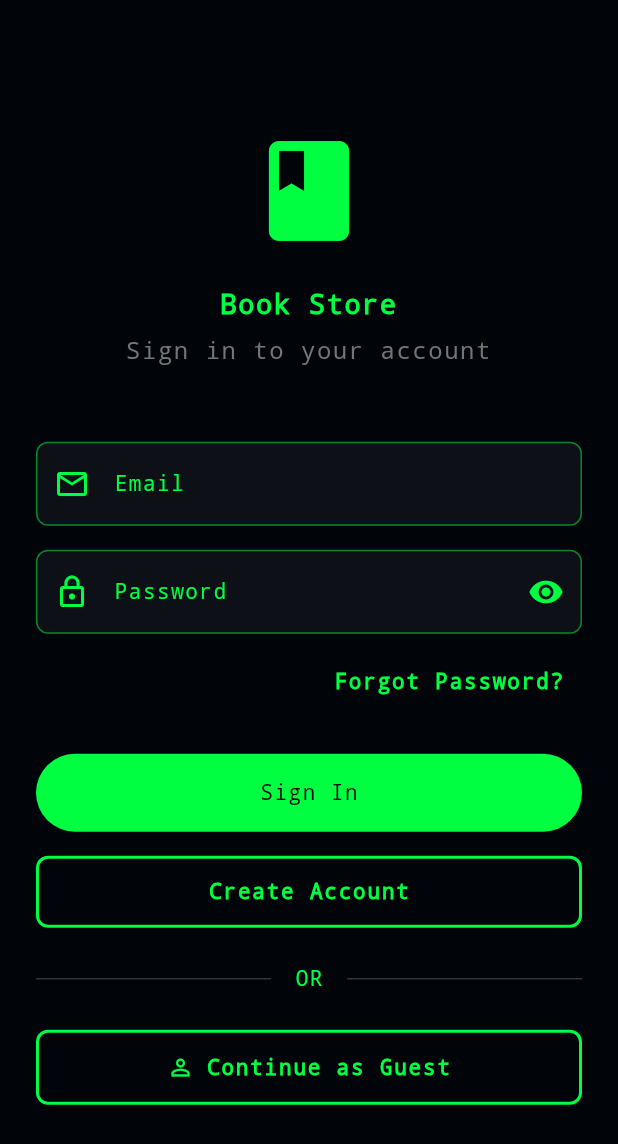
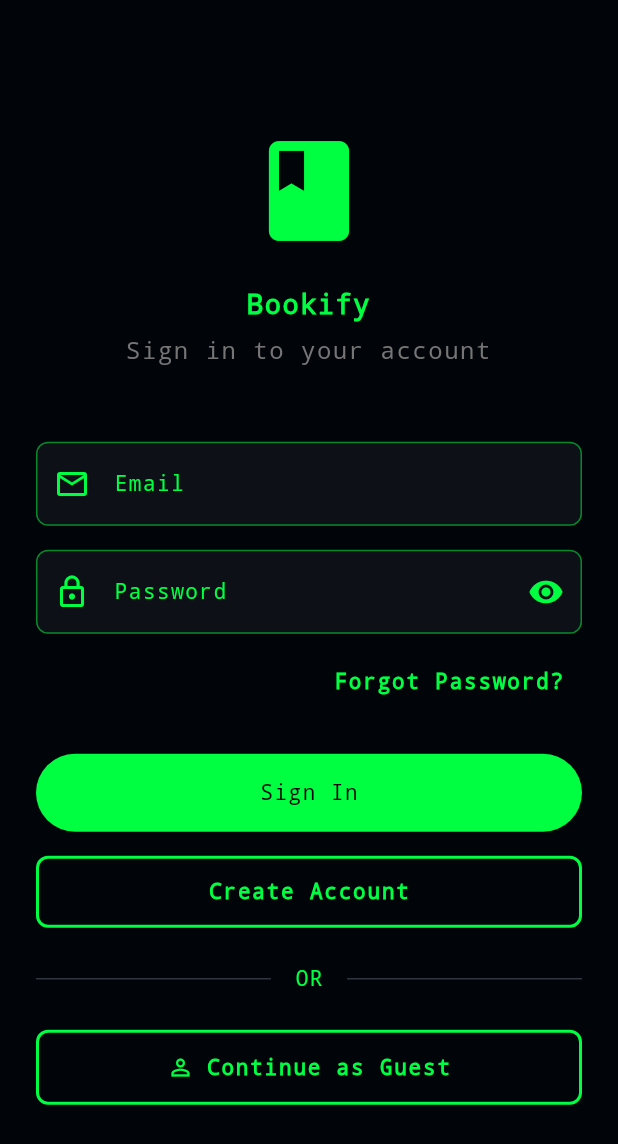
Before and after one commit to Zmunshaw/book_store, a Flutter app: the LoginView screen opened directly, on a phone screen of 412 x 824 dp. Shown: the top 1144 px of the screen. Run offline on Flutter 3.47's test engine with Material 3 defaults, Android fonts, the phone set to English and light mode, and no system bars; our stand-ins replace logger; network calls fail.

Commit message:
ADD: App Globals for convienence

```diff
--- /dev/null
+++ b/frontend/lib/app_data/app_globals.dart
@@ -0,0 +1,2 @@
+final String appName = 'Bookify';
+final String appVersion = '1.0.0';
--- a/frontend/lib/views/login_view.dart
+++ b/frontend/lib/views/login_view.dart
@@ -1,3 +1,4 @@
+import 'package:book_store/app_data/app_globals.dart';
 import 'package:flutter/material.dart';
 
 class LoginView extends StatefulWidget {
@@ -33,7 +34,7 @@ class _LoginViewState extends State<LoginView> {
                 ),
                 const SizedBox(height: 24),
                 Text(
-                  'Book Store',
+                  appName,
                   style: Theme.of(context).textTheme.headlineMedium?.copyWith(
                     fontWeight: FontWeight.bold,
                   ),
```
